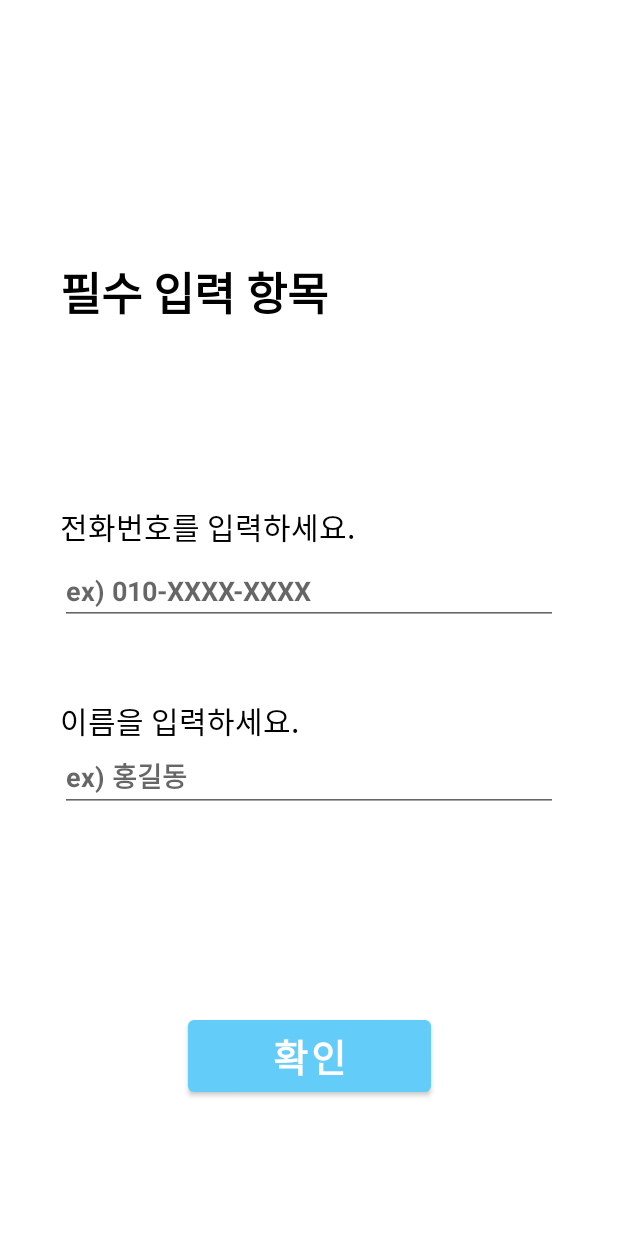
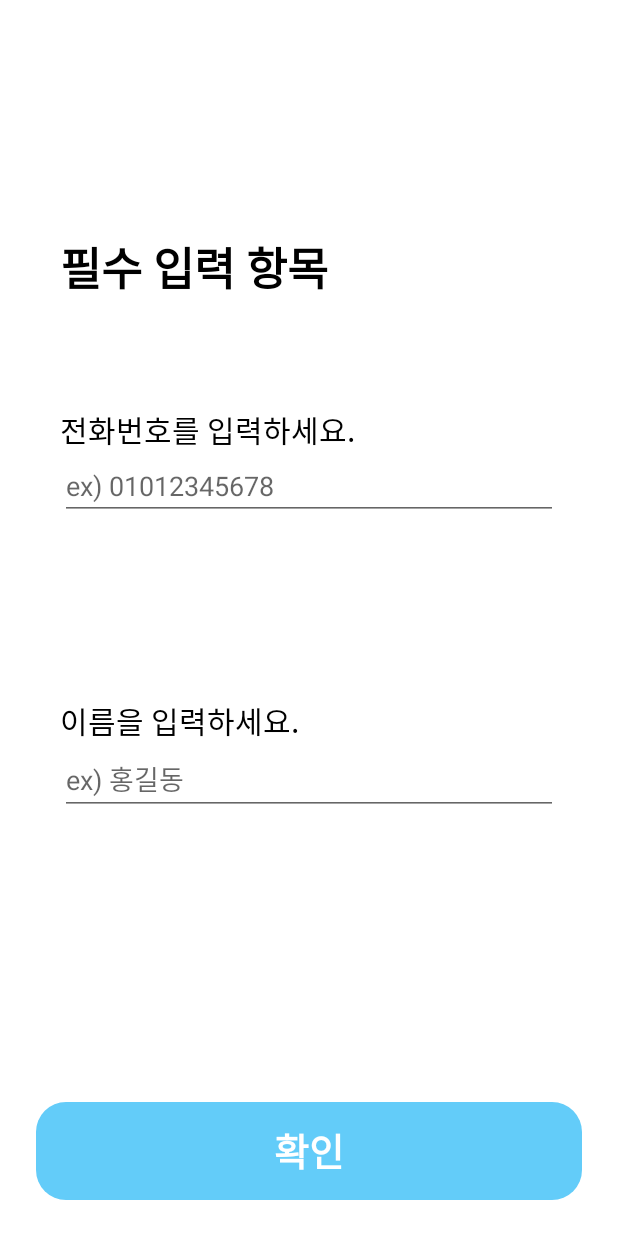
Before and after one commit to BF-Gomdori/HelperGomdori-Android, an Android app: the SignInAdditionalInfoFragment screen opened through its navigation route, on a phone screen of 412 x 824 dp. Run offline under Robolectric (Android 15) with nearby library versions, the phone set to English and light mode, and no system bars; our stand-ins replace Dagger/Hilt's generated code, data binding; libraries missing offline, so code that uses them is left out: com.kakao.sdk; 2 statements that could not run were skipped.

Commit message:
feature/signin: fragment_signin_additional_info.xml 수정

```diff
--- a/app/src/main/AndroidManifest.xml
+++ b/app/src/main/AndroidManifest.xml
@@ -24,7 +24,8 @@
 
         <activity
             android:name=".ui.signIn.SignInActivity"
-            android:exported="true">
+            android:exported="true"
+            android:windowSoftInputMode="adjustPan">
 
             <intent-filter>
                 <action android:name="android.intent.action.MAIN" />
--- a/app/src/main/java/com/bf/helpergomdori/ui/signIn/SignInAdditionalInfoFragment.kt
+++ b/app/src/main/java/com/bf/helpergomdori/ui/signIn/SignInAdditionalInfoFragment.kt
@@ -19,8 +19,8 @@ class SignInAdditionalInfoFragment : BaseFragment<FragmentSigninAdditionalInfoBi
     }
 
     private fun setupClicks(){
-        binding!!.apply {
-            btnGivingHelp.setOnClickListener {
+        binding.apply {
+            btnOk.setOnClickListener {
                 navController.navigate(R.id.signInHelpingFragment)
             }
         }
--- a/app/src/main/res/layout/activity_main.xml
+++ b/app/src/main/res/layout/activity_main.xml
@@ -149,8 +149,6 @@
         <LinearLayout
             android:id="@+id/btn_request"
             style="@style/btn"
-            android:translationZ="10dp"
-            android:elevation="10dp"
             tools:ignore="MissingConstraints">
             <TextView
                 android:layout_width="wrap_content"
--- a/app/src/main/res/layout/fragment_signin_additional_info.xml
+++ b/app/src/main/res/layout/fragment_signin_additional_info.xml
@@ -12,29 +12,29 @@
         android:layout_height="match_parent">
 
         <TextView
+            android:id="@+id/tv_title"
             style="@style/font_title"
             android:layout_width="wrap_content"
             android:layout_height="wrap_content"
             android:layout_marginStart="40dp"
             android:text="@string/essential_input_info"
-            android:textStyle="bold"
             app:layout_constraintBottom_toBottomOf="parent"
             app:layout_constraintStart_toStartOf="parent"
             app:layout_constraintTop_toTopOf="parent"
-            app:layout_constraintVertical_bias="0.221" />
+            app:layout_constraintVertical_bias="0.2" />
 
 
         <TextView
+            android:id="@+id/tv_input_phone"
             android:layout_width="wrap_content"
             android:layout_height="wrap_content"
             android:layout_marginStart="40dp"
             android:text="@string/essential_input_phone"
-            android:textSize="20dp"
+            android:textSize="20sp"
             android:textColor="@color/black"
-            app:layout_constraintBottom_toBottomOf="parent"
             app:layout_constraintStart_toStartOf="parent"
-            app:layout_constraintTop_toTopOf="parent"
-            app:layout_constraintVertical_bias="0.423" />
+            app:layout_constraintTop_toBottomOf="@id/tv_title"
+            android:layout_marginTop="71dp"/>
 
 
         <EditText
@@ -43,20 +43,21 @@
             android:layout_marginStart="40dp"
             android:layout_marginEnd="40dp"
             android:hint="@string/essential_phone_ex"
-            android:textStyle="bold"
-            app:layout_constraintBottom_toBottomOf="parent"
             app:layout_constraintStart_toStartOf="parent"
-            app:layout_constraintTop_toTopOf="parent"
-            app:layout_constraintVertical_bias="0.477" />
+            app:layout_constraintTop_toBottomOf="@id/tv_input_phone"
+            android:inputType="phone"
+            android:imeOptions="actionNext"
+            android:maxLines="1"/>
 
 
         <TextView
+            android:id="@+id/tv_input_name"
             android:layout_width="wrap_content"
             android:layout_height="wrap_content"
             android:layout_marginStart="40dp"
             android:text="@string/essential_input_name"
             android:textColor="@color/black"
-            android:textSize="20dp"
+            android:textSize="20sp"
             app:layout_constraintBottom_toBottomOf="parent"
             app:layout_constraintStart_toStartOf="parent"
             app:layout_constraintTop_toTopOf="parent"
@@ -70,31 +71,25 @@
             android:layout_marginStart="40dp"
             android:layout_marginEnd="40dp"
             android:hint="@string/essential_name_ex"
-            android:textStyle="bold"
-            app:layout_constraintBottom_toBottomOf="parent"
+            app:layout_constraintTop_toBottomOf="@id/tv_input_name"
             app:layout_constraintStart_toStartOf="parent"
-            app:layout_constraintTop_toTopOf="parent"
-            app:layout_constraintVertical_bias="0.636"
-            />
-
-        <Button
-            android:id="@+id/btn_giving_help"
-            style="@style/font_title"
-            android:layout_width="162dp"
-            android:layout_height="60dp"
-            android:text="@string/ok"
-            android:textColor="@color/white"
-            android:textSize="25sp"
-            tools:ignore="MissingConstraints"
-            app:layout_constraintStart_toStartOf="parent"
-            app:layout_constraintEnd_toEndOf="parent"
-            app:layout_constraintBottom_toBottomOf="parent"
-            android:layout_marginBottom="90dp"
-
-
-
+            android:inputType="text"
+            android:imeOptions="actionDone"
+            android:maxLines="1"
             />
 
 
+        <LinearLayout
+            android:id="@+id/btn_ok"
+            style="@style/btn"
+            tools:ignore="MissingConstraints">
+            <TextView
+                android:layout_width="wrap_content"
+                android:layout_height="wrap_content"
+                style="@style/font_btn"
+                android:text="@string/ok"
+                />
+        </LinearLayout>
+
     </androidx.constraintlayout.widget.ConstraintLayout>
 </layout>
--- a/app/src/main/res/layout/fragment_signin_greeting.xml
+++ b/app/src/main/res/layout/fragment_signin_greeting.xml
@@ -17,7 +17,6 @@
             android:layout_height="wrap_content"
             android:layout_marginStart="36dp"
             android:text="@string/hello_helper_gomdori"
-            android:textStyle="bold"
             app:layout_constraintBottom_toBottomOf="parent"
             app:layout_constraintStart_toStartOf="parent"
             app:layout_constraintTop_toTopOf="parent"
--- a/app/src/main/res/values-v26/style.xml
+++ b/app/src/main/res/values-v26/style.xml
@@ -14,6 +14,8 @@
         <item name="android:gravity">center</item>
         <item name="android:clickable">true</item>
         <item name="android:focusable">true</item>
+        <item name="android:translationZ">10dp</item>
+        <item name="android:elevation">10dp</item>
     </style>
 
     <style name="login_btn">
--- a/app/src/main/res/values/strings.xml
+++ b/app/src/main/res/values/strings.xml
@@ -26,7 +26,7 @@
     <string name="agree_further">동의하고 계속하기</string>
     <string name="essential_input_info">필수 입력 항목</string>
     <string name="essential_input_phone">전화번호를 입력하세요.</string>
-    <string name="essential_phone_ex">ex) 010-XXXX-XXXX</string>
+    <string name="essential_phone_ex">ex) 01012345678</string>
     <string name="essential_input_name">이름을 입력하세요.</string>
     <string name="essential_name_ex">ex) 홍길동</string>
     <!-- Main -->
--- a/app/src/main/res/values/style.xml
+++ b/app/src/main/res/values/style.xml
@@ -38,6 +38,8 @@
         <item name="android:gravity">center</item>
         <item name="android:clickable">true</item>
         <item name="android:focusable">true</item>
+        <item name="android:translationZ">10dp</item>
+        <item name="android:elevation">10dp</item>
     </style>
     <style name="dialog_profile">
         <item name="android:windowFrame">@null</item>
```
